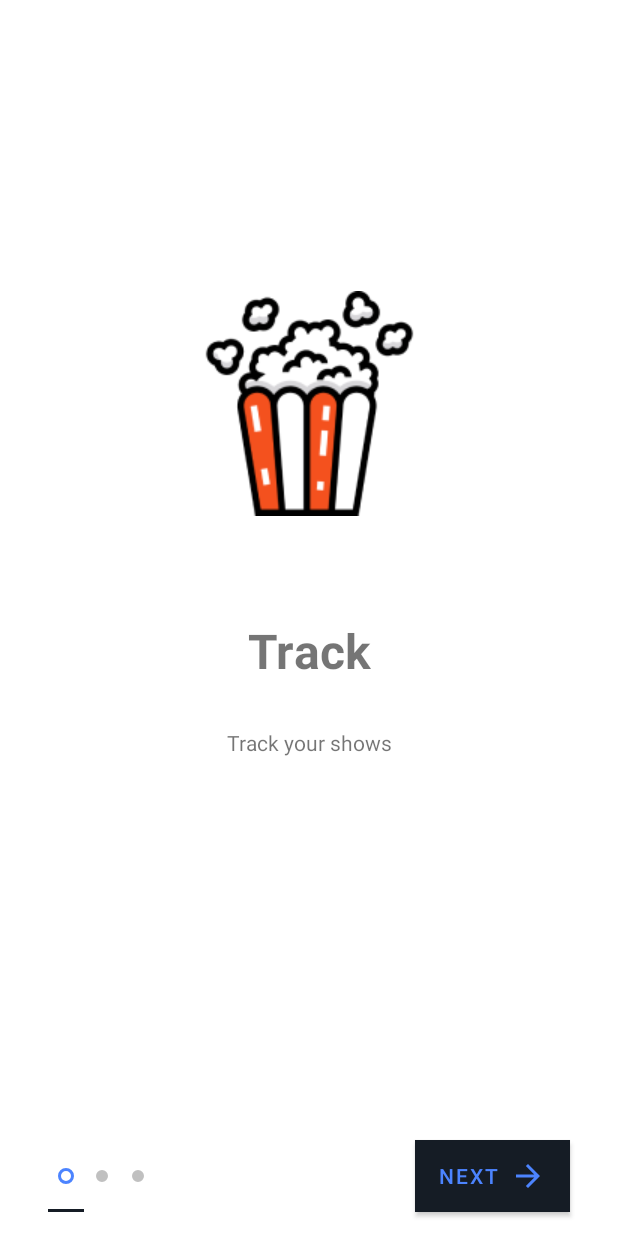
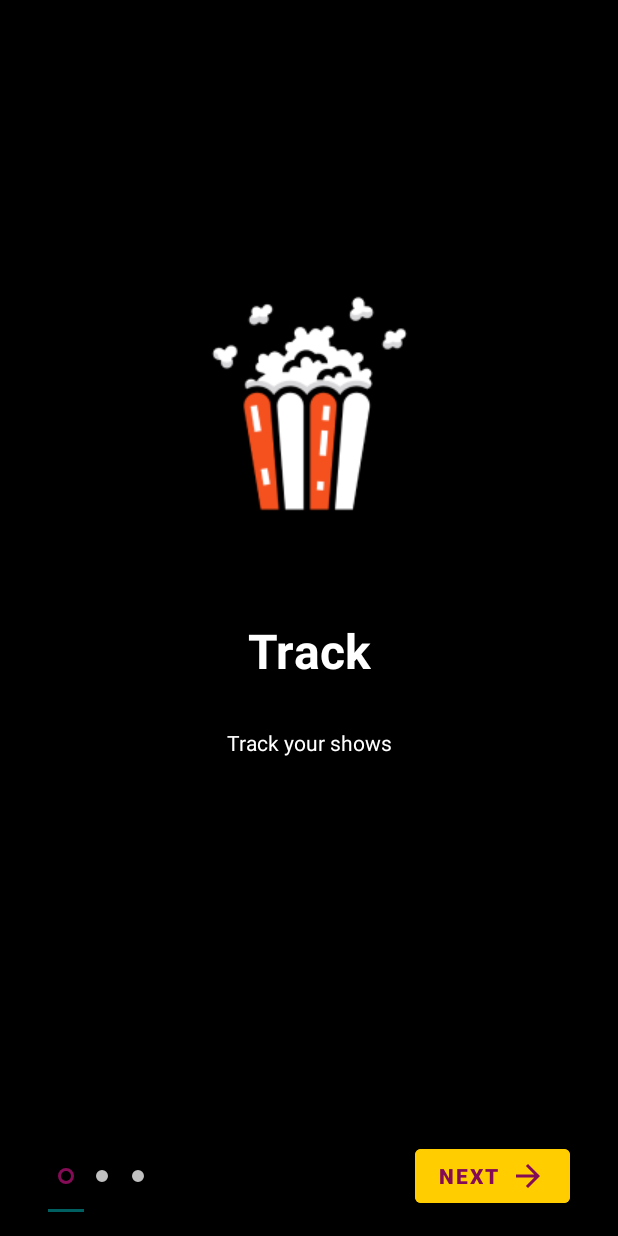
Before and after one commit to Gabicle/WatchIT, an Android app: the screen it shows after launch (IntroActivity), on a phone screen of 412 x 824 dp. Run offline under Robolectric (Android 15) with nearby library versions, the phone set to English and light mode, and no system bars.

Commit message:
Complete Intro screen UI

```diff
--- a/app/src/main/res/layout/activity_intro.xml
+++ b/app/src/main/res/layout/activity_intro.xml
@@ -5,10 +5,11 @@
     android:layout_width="match_parent"
     android:layout_height="match_parent"
     tools:context=".activities.IntroActivity"
-    android:background="#ffff">
+    android:background="@color/black">
 
     <androidx.viewpager.widget.ViewPager
         android:id="@+id/screen_viewpager"
+        android:background="@color/black"
         android:layout_width="0dp"
         android:layout_height="0dp"
         app:layout_constraintBottom_toTopOf="@+id/tab_indicator"
@@ -22,11 +23,14 @@
         android:layout_height="wrap_content"
         android:layout_marginEnd="32dp"
         android:layout_marginBottom="16dp"
-        android:background="@color/white"
+        android:textStyle="bold"
+        android:backgroundTint="@color/wi_colorcomplement"
         android:drawableRight="@drawable/ic_baseline_arrow_forward_24"
         android:drawableTint="@color/gradient_start_color"
         android:text="Next"
         android:textColor="@color/gradient_start_color"
+        android:textColorHighlight="@color/wi_colorcomplement"
+        android:textColorLink="@color/white"
         app:layout_constraintBottom_toBottomOf="parent"
         app:layout_constraintEnd_toEndOf="parent" />
 
@@ -37,6 +41,7 @@
         android:layout_marginStart="32dp"
         android:layout_marginEnd="8dp"
         android:layout_marginBottom="16dp"
+        android:background="@color/black"
         app:layout_constraintBottom_toBottomOf="parent"
         app:layout_constraintEnd_toStartOf="@+id/btn_next"
         app:layout_constraintHorizontal_bias="0.0"
--- a/app/src/main/res/layout/layout_screen.xml
+++ b/app/src/main/res/layout/layout_screen.xml
@@ -4,7 +4,7 @@
     xmlns:tools="http://schemas.android.com/tools"
     android:layout_width="match_parent"
     android:layout_height="match_parent"
-    android:background="#fff">
+    android:background="@color/black">
 
     <androidx.constraintlayout.widget.Guideline
         android:id="@+id/guideline4"
@@ -15,6 +15,7 @@
 
     <TextView
         android:id="@+id/intro_title"
+        android:textColor="@color/white"
         android:layout_width="wrap_content"
         android:layout_height="wrap_content"
         android:layout_marginStart="16dp"
@@ -30,6 +31,8 @@
 
     <TextView
         android:id="@+id/intro_desc"
+        android:textColor="@color/white"
+
         android:lineSpacingExtra="16dp"
         android:textAlignment="center"
         android:layout_width="0dp"
--- a/app/src/main/res/values/colors.xml
+++ b/app/src/main/res/values/colors.xml
@@ -2,6 +2,9 @@
 <resources>
     <color name="myP">#151c25</color>
     <color name="myPDark">#005F61</color>
+    <color name="wi_colormain">#005F61</color>
+    <color name="wi_colorsecondary">#840B55</color>
+    <color name="wi_colorcomplement">#FFCD00</color>
     <color name="myAccent">#f1b814</color>
     <color name="purple_200">#FFBB86FC</color>
     <color name="purple_500">#FF6200EE</color>
@@ -11,8 +14,8 @@
     <color name="tab_indicator_gray">#c0c0c0</color>
     <color name="intro_title_color">#000</color>
     <color name="intro_description_color">#656565</color>
-    <color name="gradient_start_color">#4c84ff</color>
-    <color name="gradient_end_color">#18a3fe</color>
+    <color name="gradient_start_color">#840B55</color>
+    <color name="gradient_end_color">#FFCD00</color>
     <color name="black">#FF000000</color>
     <color name="white">#FFFFFFFF</color>
 </resources>
--- a/app/src/main/res/values/themes.xml
+++ b/app/src/main/res/values/themes.xml
@@ -4,8 +4,8 @@
     <style name="Theme.Series" parent="Theme.MaterialComponents.DayNight.NoActionBar">
 
         <!-- Primary brand color. -->
-        <item name="colorPrimary">@color/myP</item>
-        <item name="colorPrimaryVariant">@color/purple_700</item>
+        <item name="colorPrimary">@color/wi_colormain</item>
+        <item name="colorPrimaryVariant">@color/wi_colorsecondary</item>
         <item name="colorOnPrimary">@color/white</item>
         <!-- Secondary brand color. -->
         <item name="colorSecondary">@color/teal_200</item>
```
